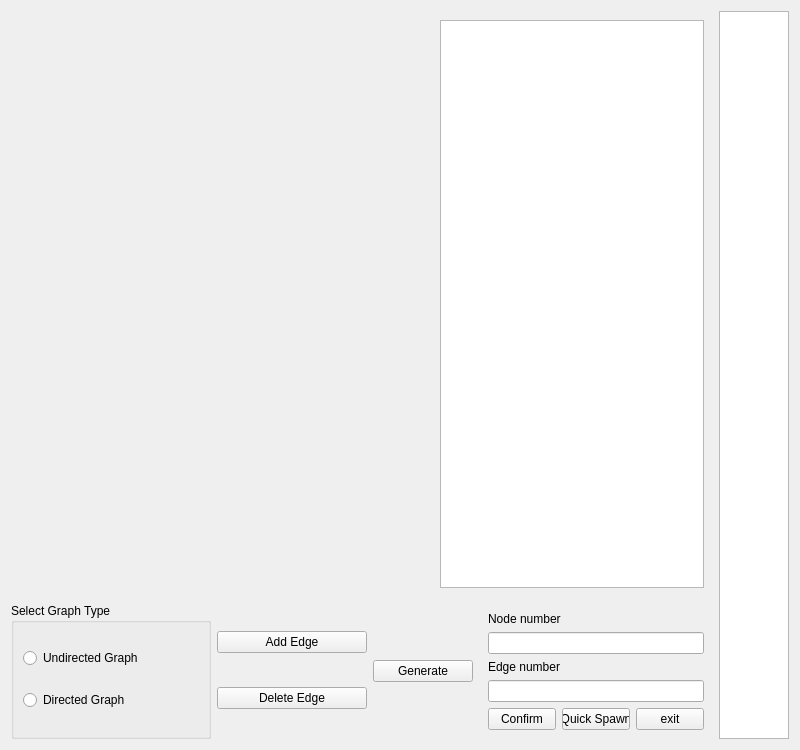
The window that generator_ui.ui (KrowFeather/Graph_Generator) describes before a commit, drawn with Qt 5.
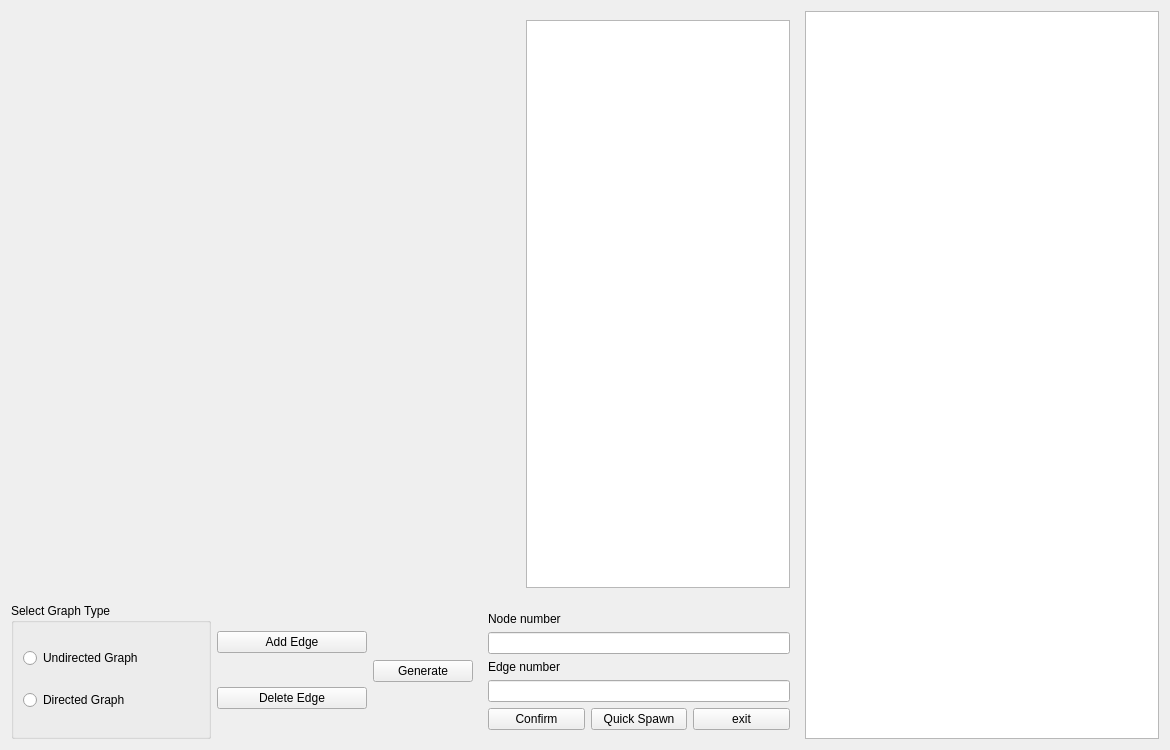
The same window after the commit.

The edit to the form file:
```diff
--- a/generator_ui.ui
+++ b/generator_ui.ui
@@ -6,7 +6,7 @@
    <rect>
     <x>0</x>
     <y>0</y>
-    <width>800</width>
+    <width>1170</width>
     <height>750</height>
    </rect>
   </property>
@@ -45,6 +45,12 @@
                   <height>300</height>
                  </size>
                 </property>
+                <property name="maximumSize">
+                 <size>
+                  <width>16777215</width>
+                  <height>16777215</height>
+                 </size>
+                </property>
                 <property name="text">
                  <string/>
                 </property>
@@ -194,7 +200,14 @@
                </widget>
               </item>
               <item>
-               <widget class="QLineEdit" name="node_num"/>
+               <widget class="QLineEdit" name="node_num">
+                <property name="maximumSize">
+                 <size>
+                  <width>16777215</width>
+                  <height>16777215</height>
+                 </size>
+                </property>
+               </widget>
               </item>
               <item>
                <widget class="QLabel" name="label">
@@ -204,7 +217,20 @@
                </widget>
               </item>
               <item>
-               <widget class="QLineEdit" name="edge_num"/>
+               <widget class="QLineEdit" name="edge_num">
+                <property name="maximumSize">
+                 <size>
+                  <width>16777215</width>
+                  <height>16777215</height>
+                 </size>
+                </property>
+                <property name="sizeIncrement">
+                 <size>
+                  <width>0</width>
+                  <height>0</height>
+                 </size>
+                </property>
+               </widget>
               </item>
               <item>
                <layout class="QHBoxLayout" name="horizontalLayout_6">
```
